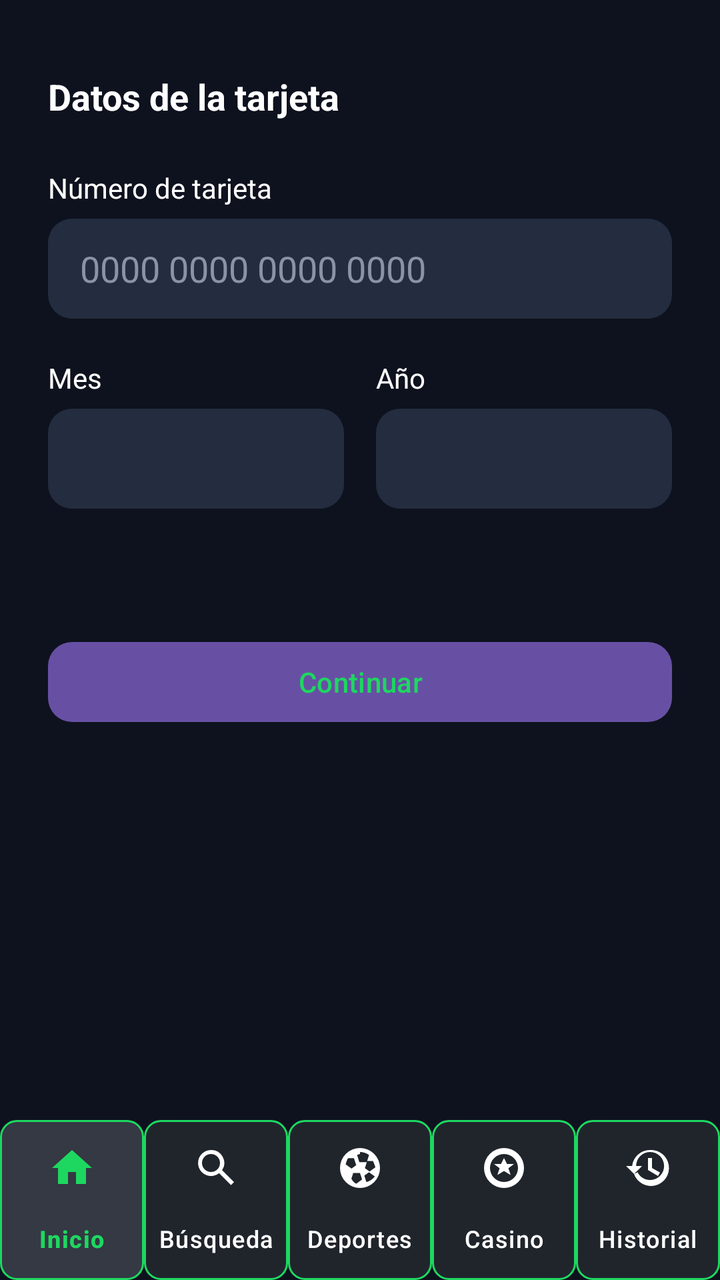
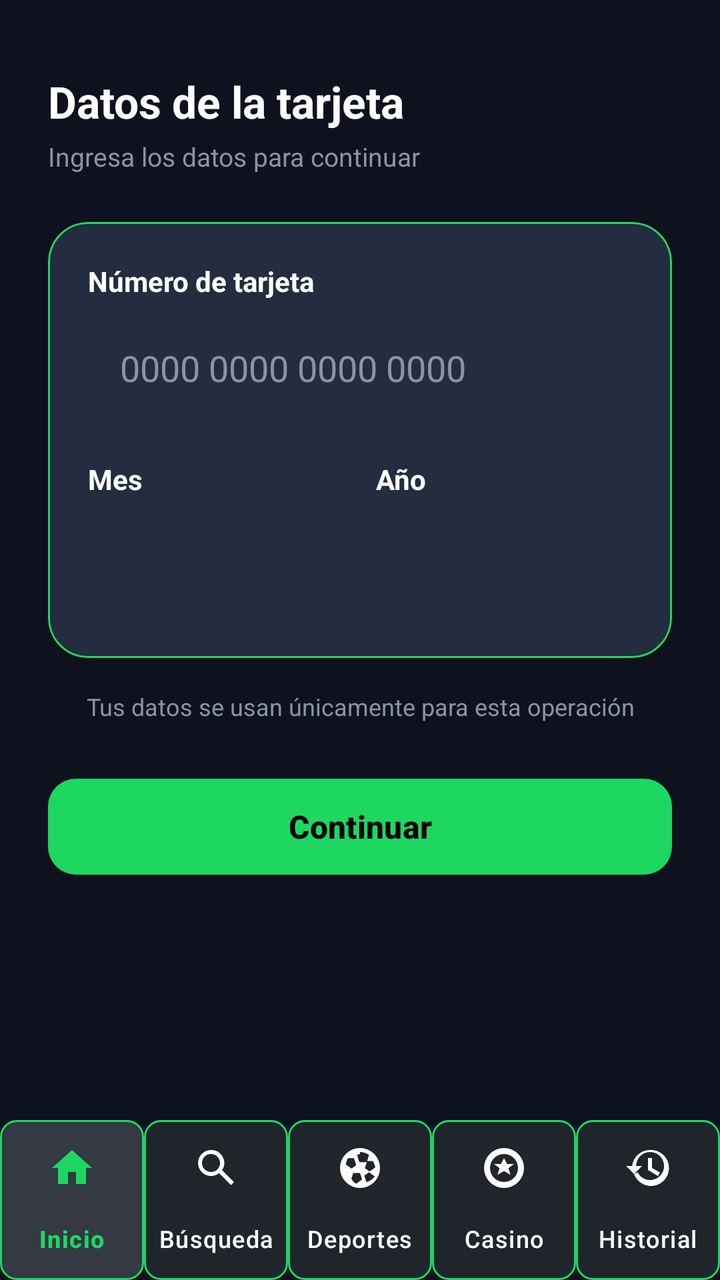

Two renders of the same Android screen: before a commit and after it. Below are the layout's source before the change and the commit's diff.
<!-- AndroidManifest.xml: application theme Theme.UDBET -->
<!-- res/layout/activity_tarjeta.xml -->
<?xml version="1.0" encoding="utf-8"?>
<androidx.constraintlayout.widget.ConstraintLayout
    xmlns:android="http://schemas.android.com/apk/res/android"
    xmlns:app="http://schemas.android.com/apk/res-auto"
    android:layout_width="match_parent"
    android:layout_height="match_parent"
    android:background="@color/DarkBlue"
    android:fitsSystemWindows="true">

    <androidx.core.widget.NestedScrollView
        android:layout_width="0dp"
        android:layout_height="0dp"
        app:layout_constraintTop_toTopOf="parent"
        app:layout_constraintBottom_toTopOf="@id/bottomNavigationTarjeta"
        app:layout_constraintStart_toStartOf="parent"
        app:layout_constraintEnd_toEndOf="parent">

        <LinearLayout
            android:layout_width="match_parent"
            android:layout_height="wrap_content"
            android:orientation="vertical"
            android:padding="24dp">

            <TextView
                android:layout_width="match_parent"
                android:layout_height="wrap_content"
                android:text="Datos de la tarjeta"
                android:textColor="@color/white"
                android:textSize="18sp"
                android:textStyle="bold"
                android:layout_marginTop="12dp"
                android:layout_marginBottom="24dp" />

            <TextView
                android:layout_width="match_parent"
                android:layout_height="wrap_content"
                android:text="Número de tarjeta"
                android:textColor="@color/white"
                android:layout_marginBottom="6dp" />

            <EditText
                android:id="@+id/editCardNumber"
                android:layout_width="match_parent"
                android:layout_height="50dp"
                android:background="@drawable/bg_search_bar"
                android:paddingHorizontal="16dp"
                android:textColor="@color/white"
                android:hint="0000 0000 0000 0000"
                android:textColorHint="@color/TextHint"
                android:importantForAutofill="no"
                android:inputType="number"
                android:maxLength="19"
                android:layout_marginBottom="20dp" />

            <LinearLayout
                android:layout_width="match_parent"
                android:layout_height="wrap_content"
                android:orientation="horizontal"
                android:layout_marginBottom="28dp">

                <LinearLayout
                    android:layout_width="0dp"
                    android:layout_height="wrap_content"
                    android:layout_weight="1"
                    android:orientation="vertical"
                    android:layout_marginEnd="8dp">

                    <TextView
                        android:layout_width="match_parent"
                        android:layout_height="wrap_content"
                        android:text="Mes"
                        android:textColor="@color/white"
                        android:layout_marginBottom="6dp" />

                    <Spinner
                        android:id="@+id/spinnerMes"
                        android:layout_width="match_parent"
                        android:layout_height="50dp"
                        android:background="@drawable/bg_search_bar"
                        android:popupBackground="@color/CardBackground" />
                </LinearLayout>

                <LinearLayout
                    android:layout_width="0dp"
                    android:layout_height="wrap_content"
                    android:layout_weight="1"
                    android:orientation="vertical"
                    android:layout_marginStart="8dp">

                    <TextView
                        android:layout_width="match_parent"
                        android:layout_height="wrap_content"
                        android:text="Año"
                        android:textColor="@color/white"
                        android:layout_marginBottom="6dp" />

                    <Spinner
                        android:id="@+id/spinnerAnio"
                        android:layout_width="match_parent"
                        android:layout_height="50dp"
                        android:background="@drawable/bg_search_bar"
                        android:popupBackground="@color/CardBackground" />
                </LinearLayout>
            </LinearLayout>

            <TextView
                android:layout_width="match_parent"
                android:layout_height="wrap_content"
                android:textColor="@color/DarkBlue"
                android:textSize="11sp"
                android:layout_marginBottom="20dp" />

            <com.google.android.material.button.MaterialButton
                android:id="@+id/btnContinuarTarjeta"
                android:layout_width="match_parent"
                android:layout_height="wrap_content"
                android:text="Continuar"
                android:textColor="@color/Green"
                app:cornerRadius="12dp" />

        </LinearLayout>
    </androidx.core.widget.NestedScrollView>

    <com.google.android.material.bottomnavigation.BottomNavigationView
        android:id="@+id/bottomNavigationTarjeta"
        android:layout_width="0dp"
        android:layout_height="wrap_content"
        android:background="@color/DarkBlue"
        android:elevation="8dp"
        app:itemBackground="@drawable/nav_item_background"
        app:itemIconTint="@color/nav_item_color"
        app:itemTextColor="@color/nav_item_color"
        app:itemRippleColor="@android:color/transparent"
        app:itemHorizontalTranslationEnabled="false"
        app:labelVisibilityMode="labeled"
        app:menu="@menu/bottom_nav_menu"
        app:layout_constraintBottom_toBottomOf="parent"
        app:layout_constraintStart_toStartOf="parent"
        app:layout_constraintEnd_toEndOf="parent" />

</androidx.constraintlayout.widget.ConstraintLayout>
<!-- resources referenced by this layout -->
<resources>
  <color name="CardBackground">#232D3F</color>
  <color name="DarkBlue">#0E121E</color>
  <color name="Green">#1ED760</color>
  <color name="TextHint">#8A94A6</color>
  <color name="white">#FFFFFFFF</color>
  <!-- drawable bg_search_bar (drawable) -->
  <?xml version="1.0" encoding="utf-8"?>
  <shape xmlns:android="http://schemas.android.com/apk/res/android">
      <solid android:color="@color/CardBackground" />
      <corners android:radius="12dp" />
  </shape>
  <!-- drawable nav_item_background (drawable) -->
  <?xml version="1.0" encoding="utf-8"?>
  <selector xmlns:android="http://schemas.android.com/apk/res/android">
  
      
      <item android:state_checked="true">
  
          <shape android:shape="rectangle">
  
              <solid android:color="#343943" />
  
              <stroke
                  android:width="1dp"
                  android:color="@color/Green" />
  
              <corners android:radius="8dp" />
  
          </shape>
  
      </item>
  
      
      <item>
  
          <shape android:shape="rectangle">
  
              <solid android:color="#20252C" />
  
              <stroke
                  android:width="1dp"
                  android:color="@color/Green" />
  
              <corners android:radius="8dp" />
  
          </shape>
  
      </item>
  
  </selector>
  <style name="Theme.UDBET" parent="Base.Theme.UDBET">
          <item name="android:textColorPrimary">@color/white</item>
          <item name="android:textColorSecondary">@color/Green</item>
      </style>
  <style name="Base.Theme.UDBET" parent="Theme.Material3.DayNight.NoActionBar">
          <item name="android:windowLightStatusBar">true</item>
          <item name="android:statusBarColor">@color/DarkBlue</item>
      </style>
</resources>

<!-- the commit's change to res/layout/activity_tarjeta.xml (unified diff, before → after) -->
@@ -10,6 +10,7 @@
     <androidx.core.widget.NestedScrollView
         android:layout_width="0dp"
         android:layout_height="0dp"
+        android:clipToPadding="false"
         app:layout_constraintTop_toTopOf="parent"
         app:layout_constraintBottom_toTopOf="@id/bottomNavigationTarjeta"
         app:layout_constraintStart_toStartOf="parent"
@@ -24,99 +25,135 @@
             <TextView
                 android:layout_width="match_parent"
                 android:layout_height="wrap_content"
+                android:layout_marginTop="12dp"
                 android:text="Datos de la tarjeta"
                 android:textColor="@color/white"
-                android:textSize="18sp"
-                android:textStyle="bold"
-                android:layout_marginTop="12dp"
-                android:layout_marginBottom="24dp" />
+                android:textSize="22sp"
+                android:textStyle="bold" />
 
             <TextView
                 android:layout_width="match_parent"
                 android:layout_height="wrap_content"
-                android:text="Número de tarjeta"
-                android:textColor="@color/white"
-                android:layout_marginBottom="6dp" />
+                android:layout_marginTop="4dp"
+                android:layout_marginBottom="24dp"
+                android:text="Ingresa los datos para continuar"
+                android:textColor="@color/TextHint"
+                android:textSize="13sp" />
 
-            <EditText
-                android:id="@+id/editCardNumber"
-                android:layout_width="match_parent"
-                android:layout_height="50dp"
-                android:background="@drawable/bg_search_bar"
-                android:paddingHorizontal="16dp"
-                android:textColor="@color/white"
-                android:hint="0000 0000 0000 0000"
-                android:textColorHint="@color/TextHint"
-                android:importantForAutofill="no"
-                android:inputType="number"
-                android:maxLength="19"
-                android:layout_marginBottom="20dp" />
-
-            <LinearLayout
+            <com.google.android.material.card.MaterialCardView
                 android:layout_width="match_parent"
                 android:layout_height="wrap_content"
-                android:orientation="horizontal"
-                android:layout_marginBottom="28dp">
+                android:layout_marginBottom="16dp"
+                app:cardBackgroundColor="@color/CardBackground"
+                app:cardCornerRadius="20dp"
+                app:cardElevation="4dp"
+                app:strokeColor="@color/Green"
+                app:strokeWidth="1dp">
 
                 <LinearLayout
-                    android:layout_width="0dp"
+                    android:layout_width="match_parent"
                     android:layout_height="wrap_content"
-                    android:layout_weight="1"
                     android:orientation="vertical"
-                    android:layout_marginEnd="8dp">
+                    android:padding="20dp">
 
                     <TextView
                         android:layout_width="match_parent"
                         android:layout_height="wrap_content"
-                        android:text="Mes"
+                        android:layout_marginBottom="8dp"
+                        android:text="Número de tarjeta"
                         android:textColor="@color/white"
-                        android:layout_marginBottom="6dp" />
+                        android:textSize="14sp"
+                        android:textStyle="bold" />
 
-                    <Spinner
-                        android:id="@+id/spinnerMes"
+                    <EditText
+                        android:id="@+id/editCardNumber"
                         android:layout_width="match_parent"
-                        android:layout_height="50dp"
+                        android:layout_height="52dp"
+                        android:layout_marginBottom="20dp"
                         android:background="@drawable/bg_search_bar"
-                        android:popupBackground="@color/CardBackground" />
-                </LinearLayout>
+                        android:hint="0000 0000 0000 0000"
+                        android:importantForAutofill="no"
+                        android:inputType="number"
+                        android:maxLength="19"
+                        android:paddingHorizontal="16dp"
+                        android:textColor="@color/white"
+                        android:textColorHint="@color/TextHint" />
 
-                <LinearLayout
-                    android:layout_width="0dp"
-                    android:layout_height="wrap_content"
-                    android:layout_weight="1"
-                    android:orientation="vertical"
-                    android:layout_marginStart="8dp">
-
-                    <TextView
+                    <LinearLayout
                         android:layout_width="match_parent"
                         android:layout_height="wrap_content"
-                        android:text="Año"
-                        android:textColor="@color/white"
-                        android:layout_marginBottom="6dp" />
+                        android:orientation="horizontal">
 
-                    <Spinner
-                        android:id="@+id/spinnerAnio"
-                        android:layout_width="match_parent"
-                        android:layout_height="50dp"
-                        android:background="@drawable/bg_search_bar"
-                        android:popupBackground="@color/CardBackground" />
+                        <LinearLayout
+                            android:layout_width="0dp"
+                            android:layout_height="wrap_content"
+                            android:layout_marginEnd="8dp"
+                            android:layout_weight="1"
+                            android:orientation="vertical">
+
+                            <TextView
+                                android:layout_width="match_parent"
+                                android:layout_height="wrap_content"
+                                android:layout_marginBottom="8dp"
+                                android:text="Mes"
+                                android:textColor="@color/white"
+                                android:textSize="14sp"
+                                android:textStyle="bold" />
+
+                            <Spinner
+                                android:id="@+id/spinnerMes"
+                                android:layout_width="match_parent"
+                                android:layout_height="52dp"
+                                android:background="@drawable/bg_search_bar"
+                                android:popupBackground="@color/CardBackground" />
+                        </LinearLayout>
+
+                        <LinearLayout
+                            android:layout_width="0dp"
+                            android:layout_height="wrap_content"
+                            android:layout_marginStart="8dp"
+                            android:layout_weight="1"
+                            android:orientation="vertical">
+
+                            <TextView
+                                android:layout_width="match_parent"
+                                android:layout_height="wrap_content"
+                                android:layout_marginBottom="8dp"
+                                android:text="Año"
+                                android:textColor="@color/white"
+                                android:textSize="14sp"
+                                android:textStyle="bold" />
+
+                            <Spinner
+                                android:id="@+id/spinnerAnio"
+                                android:layout_width="match_parent"
+                                android:layout_height="52dp"
+                                android:background="@drawable/bg_search_bar"
+                                android:popupBackground="@color/CardBackground" />
+                        </LinearLayout>
+                    </LinearLayout>
                 </LinearLayout>
-            </LinearLayout>
+            </com.google.android.material.card.MaterialCardView>
 
             <TextView
                 android:layout_width="match_parent"
                 android:layout_height="wrap_content"
-                android:textColor="@color/DarkBlue"
-                android:textSize="11sp"
-                android:layout_marginBottom="20dp" />
+                android:layout_marginBottom="24dp"
+                android:gravity="center"
+                android:text="Tus datos se usan únicamente para esta operación"
+                android:textColor="@color/TextHint"
+                android:textSize="12sp" />
 
             <com.google.android.material.button.MaterialButton
                 android:id="@+id/btnContinuarTarjeta"
                 android:layout_width="match_parent"
-                android:layout_height="wrap_content"
+                android:layout_height="56dp"
                 android:text="Continuar"
-                android:textColor="@color/Green"
-                app:cornerRadius="12dp" />
+                android:textColor="@android:color/black"
+                android:textSize="16sp"
+                android:textStyle="bold"
+                app:backgroundTint="@color/Green"
+                app:cornerRadius="14dp" />
 
         </LinearLayout>
     </androidx.core.widget.NestedScrollView>
